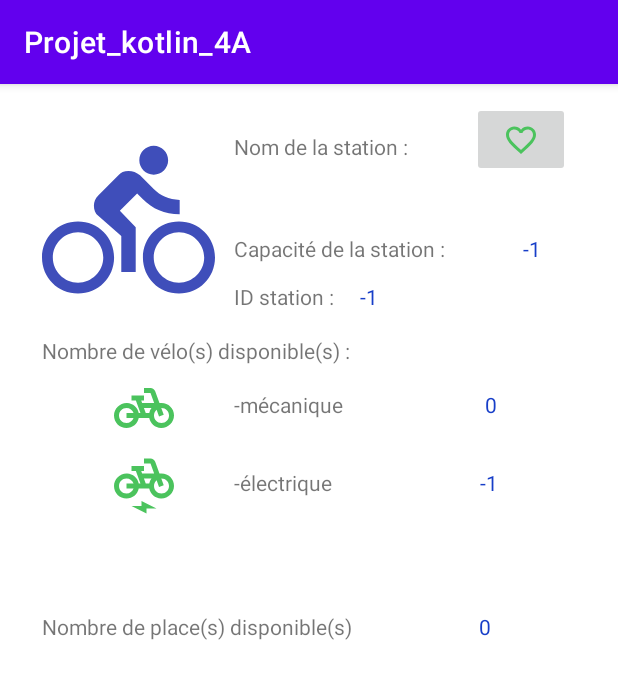
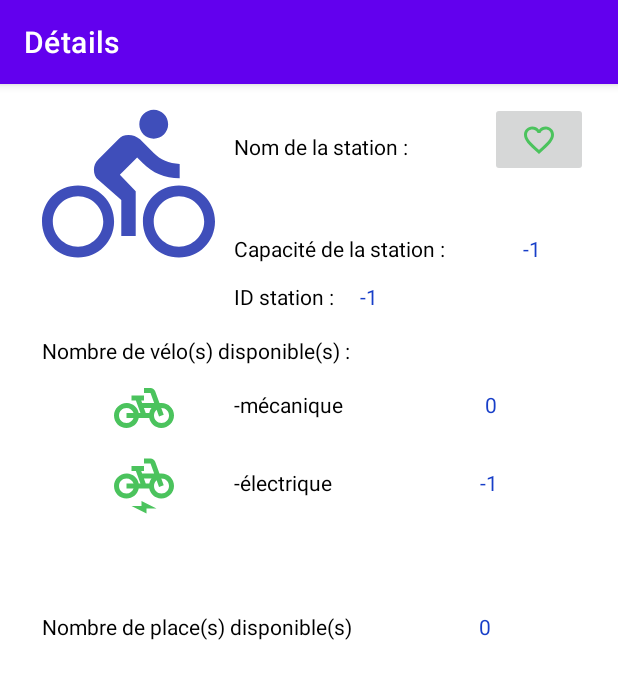
Before and after one commit to Tristan-Bourhis/Application_android_projet_4A, an Android app: the DetailActivity screen opened directly, with no data from a screen before it, on a phone screen of 412 x 824 dp. Shown: the top 679 px of the screen. Run offline under Robolectric (Android 15) with nearby library versions, the phone set to English and light mode, and no system bars; our stand-ins replace Room's generated code.

```diff
--- /dev/null
+++ b/app/src/main/res/drawable/ic_baseline_refresh_24.xml
@@ -0,0 +1,5 @@
+<vector android:height="24dp" android:tint="#4BC35D"
+    android:viewportHeight="24" android:viewportWidth="24"
+    android:width="24dp" xmlns:android="http://schemas.android.com/apk/res/android">
+    <path android:fillColor="@android:color/white" android:pathData="M17.65,6.35C16.2,4.9 14.21,4 12,4c-4.42,0 -7.99,3.58 -7.99,8s3.57,8 7.99,8c3.73,0 6.84,-2.55 7.73,-6h-2.08c-0.82,2.33 -3.04,4 -5.65,4 -3.31,0 -6,-2.69 -6,-6s2.69,-6 6,-6c1.66,0 3.14,0.69 4.22,1.78L13,11h7V4l-2.35,2.35z"/>
+</vector>
--- /dev/null
+++ b/app/src/main/res/drawable/ic_baseline_swap_horiz_24.xml
@@ -0,0 +1,5 @@
+<vector android:height="24dp" android:tint="#4BC35D"
+    android:viewportHeight="24" android:viewportWidth="24"
+    android:width="24dp" xmlns:android="http://schemas.android.com/apk/res/android">
+    <path android:fillColor="@android:color/white" android:pathData="M6.99,11L3,15l3.99,4v-3H14v-2H6.99v-3zM21,9l-3.99,-4v3H10v2h7.01v3L21,9z"/>
+</vector>
--- a/app/src/main/res/layout/activity_detail.xml
+++ b/app/src/main/res/layout/activity_detail.xml
@@ -4,6 +4,7 @@
     xmlns:tools="http://schemas.android.com/tools"
     android:layout_width="match_parent"
     android:layout_height="match_parent"
+    android:background="#FFFFFF"
     tools:context=".DetailActivity">
 
     <TextView
@@ -12,7 +13,8 @@
         android:layout_height="wrap_content"
         android:layout_marginStart="156dp"
         android:layout_marginTop="32dp"
-        android:text="Nom de la station :"
+        android:text="@string/detail_text_view_nom"
+        android:textColor="#000000"
         app:layout_constraintStart_toStartOf="parent"
         app:layout_constraintTop_toTopOf="parent" />
 
@@ -33,7 +35,8 @@
         android:layout_height="wrap_content"
         android:layout_marginStart="156dp"
         android:layout_marginTop="100dp"
-        android:text="Capacité de la station :"
+        android:text="@string/detail_text_view_capacity"
+        android:textColor="#000000"
         app:layout_constraintStart_toStartOf="parent"
         app:layout_constraintTop_toTopOf="parent" />
 
@@ -43,7 +46,8 @@
         android:layout_height="wrap_content"
         android:layout_marginStart="28dp"
         android:layout_marginTop="168dp"
-        android:text="Nombre de vélo(s) disponible(s) :"
+        android:text="@string/detail_text_view_nb_disponible"
+        android:textColor="#000000"
         app:layout_constraintStart_toStartOf="parent"
         app:layout_constraintTop_toTopOf="parent" />
 
@@ -65,7 +69,8 @@
         android:layout_height="wrap_content"
         android:layout_marginStart="156dp"
         android:layout_marginTop="204dp"
-        android:text="-mécanique"
+        android:text="@string/detail_text_view_mecanique"
+        android:textColor="#000000"
         app:layout_constraintStart_toStartOf="parent"
         app:layout_constraintTop_toTopOf="parent" />
 
@@ -87,7 +92,8 @@
         android:layout_height="wrap_content"
         android:layout_marginStart="156dp"
         android:layout_marginTop="256dp"
-        android:text="-électrique"
+        android:text="@string/detail_text_view_electrique"
+        android:textColor="#000000"
         app:layout_constraintStart_toStartOf="parent"
         app:layout_constraintTop_toTopOf="parent" />
 
@@ -109,7 +115,8 @@
         android:layout_height="wrap_content"
         android:layout_marginStart="28dp"
         android:layout_marginTop="352dp"
-        android:text="Nombre de place(s) disponible(s)"
+        android:text="@string/detail_text_view_nb_de_place"
+        android:textColor="#000000"
         app:layout_constraintStart_toStartOf="parent"
         app:layout_constraintTop_toTopOf="parent" />
 
@@ -118,7 +125,7 @@
         android:layout_width="wrap_content"
         android:layout_height="wrap_content"
         android:layout_marginTop="352dp"
-        android:text="nbPlaceTextView"
+        android:text="TextView"
         android:textColor="#173EC8"
         app:layout_constraintEnd_toEndOf="parent"
         app:layout_constraintStart_toEndOf="@+id/textView11"
@@ -129,10 +136,9 @@
         android:layout_width="115dp"
         android:layout_height="135dp"
         android:layout_marginStart="28dp"
-        android:layout_marginTop="24dp"
         app:layout_constraintStart_toStartOf="parent"
-        app:layout_constraintTop_toTopOf="parent"
-        app:srcCompat="@drawable/ic_baseline_directions_bike_24" />
+        app:srcCompat="@drawable/ic_baseline_directions_bike_24"
+        tools:layout_editor_absoluteY="24dp" />
 
     <ImageView
         android:id="@+id/imageView2"
@@ -162,7 +168,8 @@
         android:layout_height="wrap_content"
         android:layout_marginStart="156dp"
         android:layout_marginTop="132dp"
-        android:text="ID station :"
+        android:text="@string/detail_text_view_id"
+        android:textColor="#000000"
         app:layout_constraintStart_toStartOf="parent"
         app:layout_constraintTop_toTopOf="parent" />
 
@@ -182,7 +189,7 @@
         android:layout_width="65dp"
         android:layout_height="50dp"
         android:layout_marginTop="12dp"
-        android:layout_marginEnd="32dp"
+        android:layout_marginEnd="20dp"
         app:layout_constraintEnd_toEndOf="parent"
         app:layout_constraintTop_toTopOf="parent"
         app:srcCompat="@drawable/ic_baseline_favorite_border_24" />
--- a/app/src/main/res/values/strings.xml
+++ b/app/src/main/res/values/strings.xml
@@ -1,4 +1,13 @@
 <resources>
-    <string name="app_name">Projet_kotlin_4A</string>
-    <string name="title_activity_maps">Projet_4A</string>
+    <string name="app_name">BOURHIS_DIOP_app</string>
+    <string name="title_activity_maps">BOURHIS_DIOP_app</string>
+    <string name="title_activity_favorite">Favoris</string>
+    <string name="title_activity_detail">Détails</string>
+    <string name="detail_text_view_nb_de_place">Nombre de place(s) disponible(s)</string>
+    <string name="detail_text_view_nom">Nom de la station :</string>
+    <string name="detail_text_view_capacity">Capacité de la station :</string>
+    <string name="detail_text_view_nb_disponible">Nombre de vélo(s) disponible(s) :</string>
+    <string name="detail_text_view_mecanique">-mécanique</string>
+    <string name="detail_text_view_electrique">-électrique</string>
+    <string name="detail_text_view_id">ID station :</string>
 </resources>
```
Also changed, not shown: app/src/main/AndroidManifest.xml (+5 -2 lines), app/src/main/java/fr/epf/min1/projet_kotlin_4a/MapsActivity.kt (+45 -4 lines), app/src/main/java/fr/epf/min1/projet_kotlin_4a/StationFavoritesActivity.kt (+28 -0 lines), app/src/main/res/menu/maps.xml (+12 -0 lines), app/src/main/res/menu/station_favorites.xml (added, +10 -0 lines).
